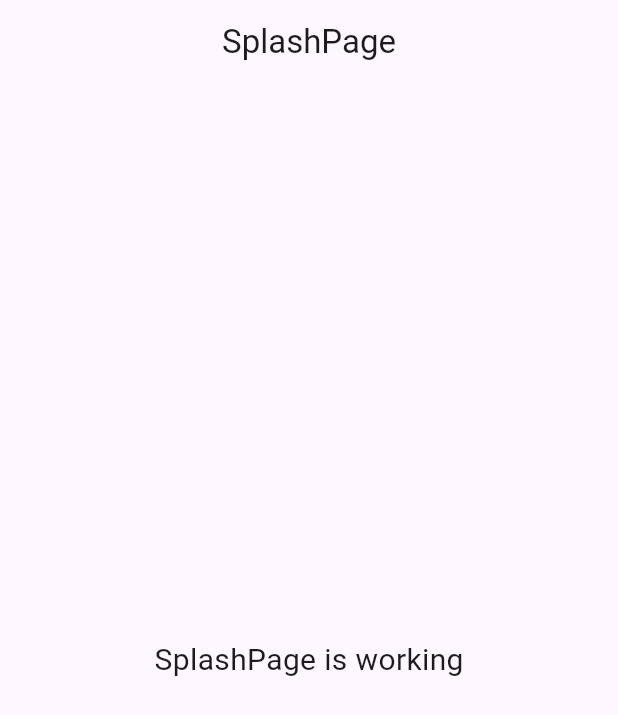
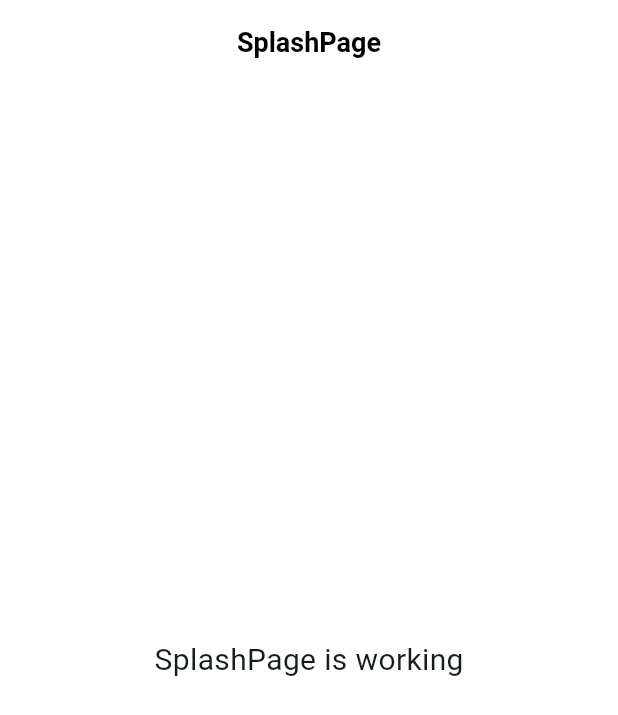
Before and after one commit to ricardoemerson/cinebox, a Flutter app: the screen it shows after launch, on a phone screen of 412 x 824 dp. Shown: the top 715 px of the screen. Run offline on Flutter 3.47's test engine with Material 3 defaults, Android fonts, the phone set to English and light mode, and no system bars; our stand-ins replace envied, flutter_riverpod; generated files the repository leaves out were written again.

Commit message:
feat: implement theme support for the app
Added a centralized theme configuration with custom colors and text styles to ensure a consistent design throughout the app. Integrated the theme into the `MaterialApp` and created separate files for colors, text styles, and theme logic.

```diff
--- a/lib/cinebox_main_app.dart
+++ b/lib/cinebox_main_app.dart
@@ -1,5 +1,6 @@
 import 'package:flutter/material.dart';
 
+import 'ui/core/themes/theme.dart';
 import 'ui/splash/splash_page.dart';
 
 class CineboxMainApp extends StatelessWidget {
@@ -10,6 +11,7 @@ class CineboxMainApp extends StatelessWidget {
     return MaterialApp(
       debugShowCheckedModeBanner: false,
       title: 'Cinebox',
+      theme: AppTheme.theme,
       routes: {
         '/': (context) => const SplashPage(),
       },
--- /dev/null
+++ b/lib/ui/core/themes/colors.dart
@@ -0,0 +1,9 @@
+import 'package:flutter/material.dart';
+
+abstract class AppColors {
+  static const redColor = Color(0xffEA4335);
+  static const backgroundColor = Color(0xffF9F9F9);
+  static const lightGrey = Color(0xFF9B9B9B);
+  static const darkGrey = Color(0xFF4F4F4F);
+  static const yellow = Color(0xFFFFBA49);
+}
--- /dev/null
+++ b/lib/ui/core/themes/text_styles.dart
@@ -0,0 +1,53 @@
+import 'package:cinebox/ui/core/themes/colors.dart';
+import 'package:flutter/cupertino.dart';
+
+abstract final class AppTextStyles {
+  static const titleLarge = TextStyle(
+    fontSize: 24,
+    fontWeight: FontWeight.w600,
+  );
+
+  static const subtitleSmall = TextStyle(
+    fontSize: 14,
+    color: AppColors.lightGrey,
+  );
+
+  static const regularSmall = TextStyle(
+    fontSize: 14,
+    fontWeight: FontWeight.w400,
+  );
+
+  static const boldSmall = TextStyle(
+    fontSize: 14,
+    fontWeight: FontWeight.bold,
+  );
+
+  static const boldMedium = TextStyle(
+    fontSize: 18,
+    fontWeight: FontWeight.bold,
+  );
+
+  static const semiBoldMedium = TextStyle(
+    fontSize: 18,
+    fontWeight: FontWeight.w600,
+  );
+
+  static const boldLarge = TextStyle(
+    fontSize: 18,
+    fontWeight: FontWeight.bold,
+  );
+
+  static const lightGreyRegular = TextStyle(
+    fontSize: 14,
+    color: AppColors.lightGrey,
+  );
+
+  static const lightGreySmall = TextStyle(
+    fontSize: 12,
+    color: AppColors.lightGrey,
+  );
+
+  static const errorText = TextStyle(
+    color: AppColors.redColor,
+  );
+}
--- /dev/null
+++ b/lib/ui/core/themes/theme.dart
@@ -0,0 +1,15 @@
+import 'package:cinebox/ui/core/themes/text_styles.dart';
+import 'package:flutter/material.dart';
+
+abstract final class AppTheme {
+  static get theme => ThemeData(
+    colorScheme: ColorScheme.fromSeed(seedColor: Colors.white),
+    scaffoldBackgroundColor: Colors.white,
+    appBarTheme: AppBarTheme(
+      backgroundColor: Colors.white,
+      titleTextStyle: AppTextStyles.semiBoldMedium.copyWith(
+        color: Colors.black,
+      ),
+    ),
+  );
+}
```
